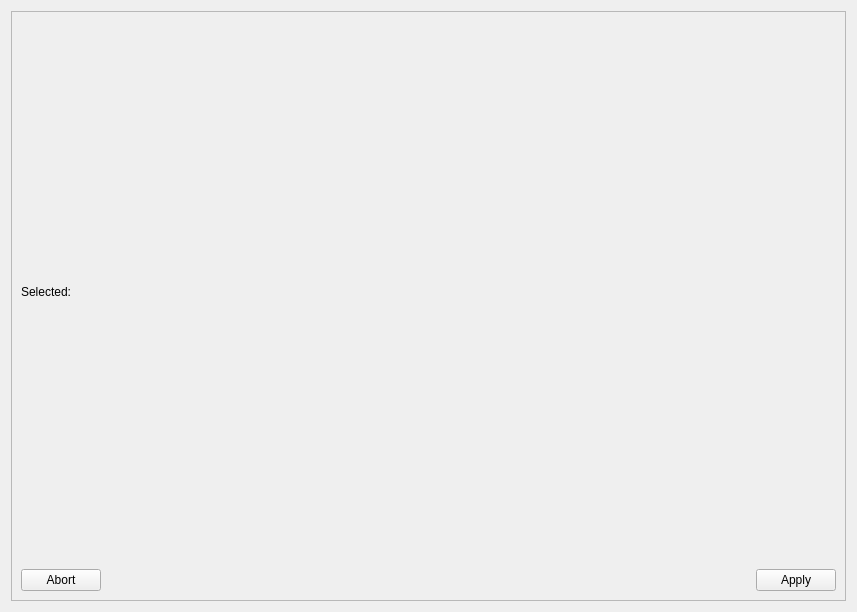
Old version of the form ui/relationalselection.ui in the repository viur-framework/viur-admin.
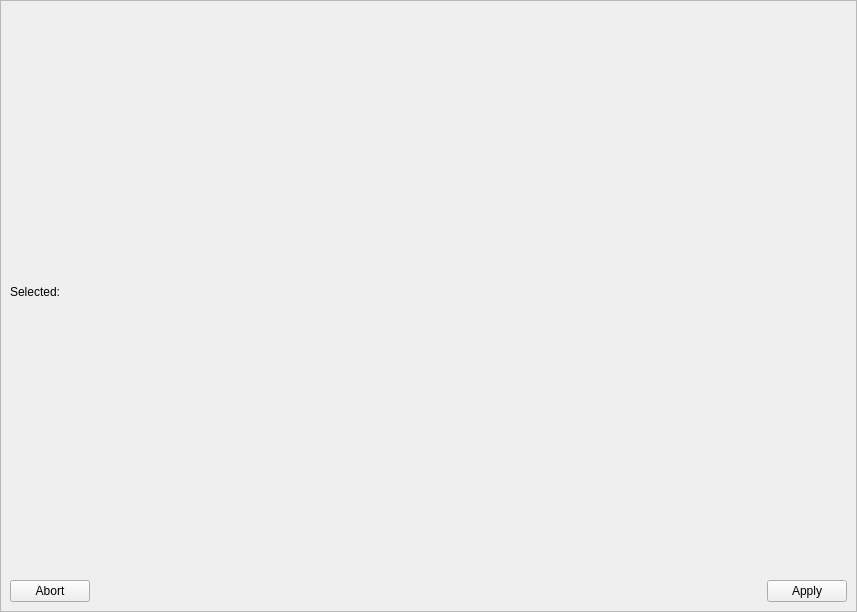
New version of the form. Icons and pictures are not drawn.

The edit to the form file:
```diff
--- a/ui/relationalselection.ui
+++ b/ui/relationalselection.ui
@@ -14,6 +14,9 @@
    <string>Form</string>
   </property>
   <layout class="QVBoxLayout" name="verticalLayout">
+   <property name="margin">
+    <number>0</number>
+   </property>
    <item>
     <widget class="QScrollArea" name="scrollArea">
      <property name="widgetResizable">
@@ -24,8 +27,8 @@
        <rect>
         <x>0</x>
         <y>0</y>
-        <width>843</width>
-        <height>598</height>
+        <width>855</width>
+        <height>610</height>
        </rect>
       </property>
       <layout class="QVBoxLayout" name="verticalLayout_2">
```
